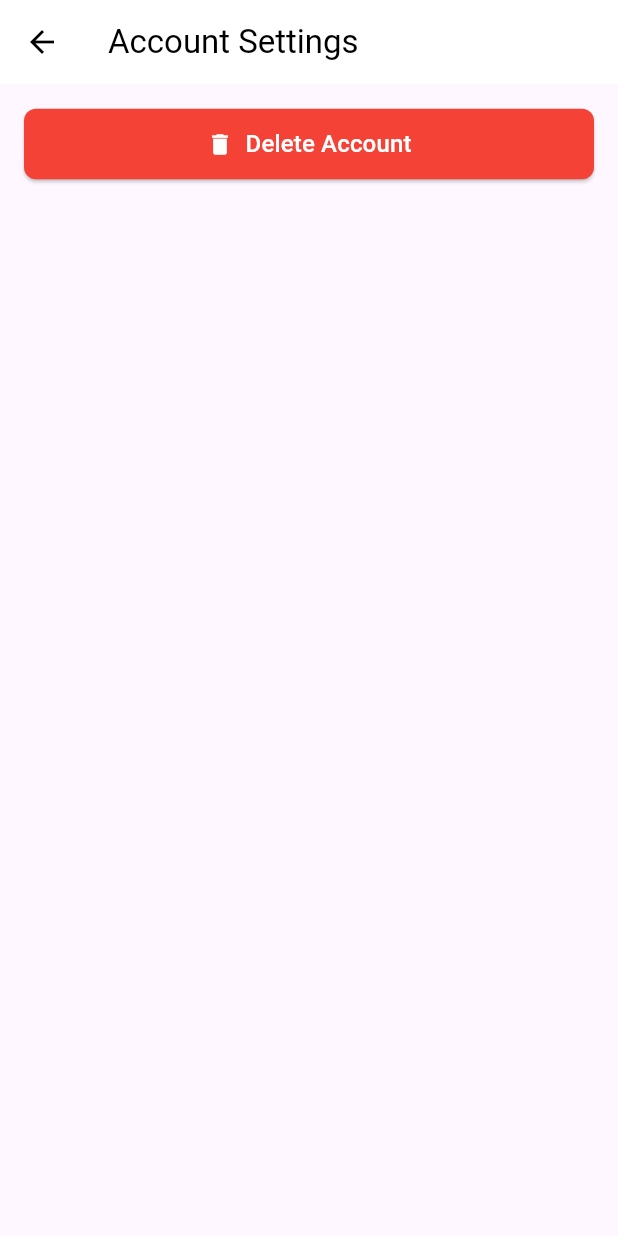
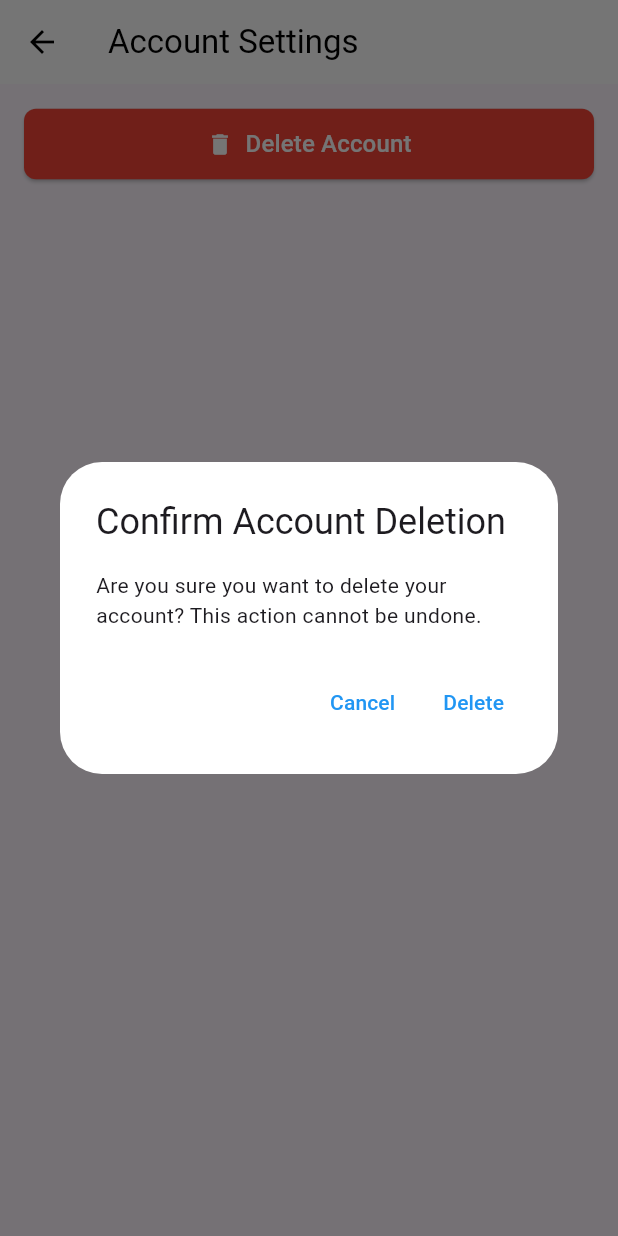
Before and after one commit to fabianbaumert/habitly, a Flutter app: the AccountSettingsScreen screen opened directly, after a tap on "Delete Account", on a phone screen of 412 x 824 dp. Run offline on Flutter 3.47's test engine with Material 3 defaults, Android fonts, the phone set to English and light mode, and no system bars; our stand-ins replace cloud_firestore, confetti, connectivity_plus, dio, firebase_auth, firebase_core and 6 more; accounts and stored records are empty; generated files the repository leaves out were written again.

Commit message:
feat: implement account deletion functionality with re-authentication

```diff
--- a/lib/screens/account_settings_screen.dart
+++ b/lib/screens/account_settings_screen.dart
@@ -1,4 +1,7 @@
 import 'package:flutter/material.dart';
+import 'package:firebase_auth/firebase_auth.dart';
+import 'package:cloud_firestore/cloud_firestore.dart';
+import 'package:habitly/screens/auth/login_screen.dart'; // Import your login screen
 
 class AccountSettingsScreen extends StatelessWidget {
   const AccountSettingsScreen({super.key});
@@ -13,7 +16,130 @@ class AccountSettingsScreen extends StatelessWidget {
         padding: const EdgeInsets.all(16),
         children: [
           ElevatedButton(
-            onPressed: () {},
+            onPressed: () async {
+              final confirm = await showDialog<bool>(
+                context: context,
+                builder: (BuildContext context) {
+                  return AlertDialog(
+                    title: const Text('Confirm Account Deletion'),
+                    content: const Text(
+                        'Are you sure you want to delete your account? This action cannot be undone.'),
+                    actions: [
+                      TextButton(
+                        onPressed: () => Navigator.of(context).pop(false),
+                        child: const Text('Cancel'),
+                      ),
+                      TextButton(
+                        onPressed: () => Navigator.of(context).pop(true),
+                        child: const Text('Delete'),
+                      ),
+                    ],
+                  );
+                },
+              );
+
+              if (confirm == true) {
+                final passwordController = TextEditingController();
+
+                final password = await showDialog<String>(
+                  context: context,
+                  builder: (BuildContext context) {
+                    return AlertDialog(
+                      title: const Text('Re-authenticate'),
+                      content: Column(
+                        mainAxisSize: MainAxisSize.min,
+                        children: [
+                          const Text(
+                              'Please enter your password to confirm account deletion.'),
+                          const SizedBox(height: 16),
+                          TextField(
+                            controller: passwordController,
+                            obscureText: true,
+                            decoration: const InputDecoration(
+                              labelText: 'Password',
+                              border: OutlineInputBorder(),
+                            ),
+                          ),
+                        ],
+                      ),
+                      actions: [
+                        TextButton(
+                          onPressed: () => Navigator.of(context).pop(null),
+                          child: const Text('Cancel'),
+                        ),
+                        TextButton(
+                          onPressed: () =>
+                              Navigator.of(context).pop(passwordController.text),
+                          child: const Text('Confirm'),
+                        ),
+                      ],
+                    );
+                  },
+                );
+
+                if (password == null || password.isEmpty) {
+                  ScaffoldMessenger.of(context).showSnackBar(
+                    const SnackBar(
+                        content: Text('Password is required to delete account.')),
+                  );
+                  return;
+                }
+
+                try {
+                  final user = FirebaseAuth.instance.currentUser;
+
+                  if (user != null) {
+                    // Re-authenticate the user
+                    await user.reauthenticateWithCredential(
+                      EmailAuthProvider.credential(
+                        email: user.email!,
+                        password: password,
+                      ),
+                    );
+
+                    // Delete Firestore data
+                    final firestore = FirebaseFirestore.instance;
+                    final batch = firestore.batch();
+
+                    // Delete habits
+                    final habitsSnapshot = await firestore
+                        .collection('habits')
+                        .where('userId', isEqualTo: user.uid)
+                        .get();
+                    for (final doc in habitsSnapshot.docs) {
+                      batch.delete(doc.reference);
+                    }
+
+                    // Delete habit history
+                    final historySnapshot = await firestore
+                        .collection('habitHistory')
+                        .doc(user.uid)
+                        .collection('dates')
+                        .get();
+                    for (final doc in historySnapshot.docs) {
+                      batch.delete(doc.reference);
+                    }
+                    batch.delete(
+                        firestore.collection('habitHistory').doc(user.uid));
+
+                    await batch.commit();
+
+                    // Delete user from Firebase Authentication
+                    await user.delete();
+
+                    // Navigate to login screen
+                    Navigator.of(context).pushReplacement(
+                      MaterialPageRoute(
+                          builder: (context) => const LoginScreen()),
+                    );
+                  }
+                } catch (e) {
+                  ScaffoldMessenger.of(context).showSnackBar(
+                    SnackBar(content: Text('Error deleting account: $e')),
+                  );
+                }
+              }
+            },
             style: ElevatedButton.styleFrom(
               backgroundColor: Colors.red,
               padding: const EdgeInsets.symmetric(horizontal: 24, vertical: 12),
```
Also changed, not shown: lib/screens/account_screen.dart (line endings or trailing spaces).
